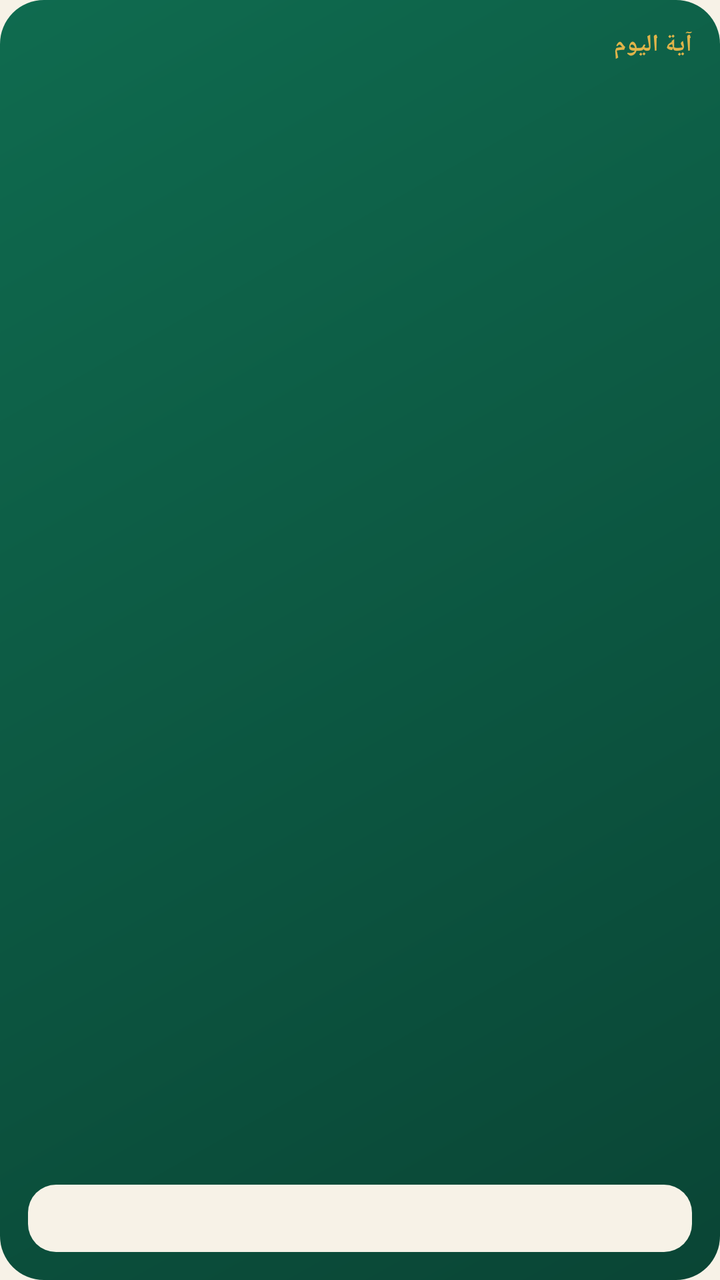
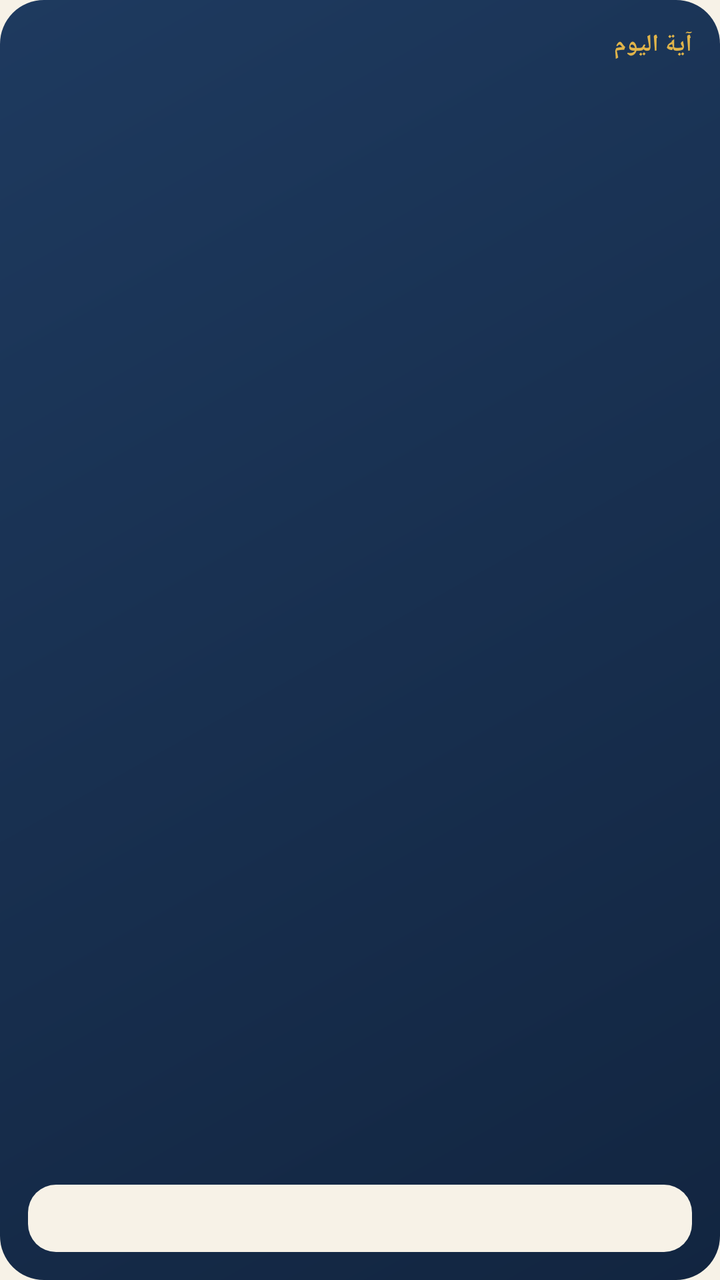

An Android layout rendered at two revisions. The XML below is the earlier revision; the diff shows what the commit changed to produce the second picture.
<!-- AndroidManifest.xml: application theme AppTheme -->
<!-- res/layout/widget.xml -->
<?xml version="1.0" encoding="utf-8"?>
<LinearLayout xmlns:android="http://schemas.android.com/apk/res/android"
    android:layout_width="match_parent" android:layout_height="match_parent"
    android:orientation="vertical" android:padding="14dp" android:background="@drawable/widget_bg"
    android:layoutDirection="rtl">
    <TextView android:id="@+id/w_title" android:layout_width="match_parent" android:layout_height="wrap_content"
        android:text="آية اليوم" android:textColor="#ffe0b44a" android:textSize="12sp" android:textStyle="bold" android:gravity="start" />
    <TextView android:id="@+id/w_ayah" android:layout_width="match_parent" android:layout_height="0dp" android:layout_weight="1"
        android:textColor="#ffffffff" android:textSize="17sp" android:gravity="center" android:maxLines="5" android:ellipsize="end"
        android:lineSpacingMultiplier="1.15" android:layout_marginTop="4dp" />
    <TextView android:id="@+id/w_ref" android:layout_width="match_parent" android:layout_height="wrap_content"
        android:textColor="#ccffffff" android:textSize="11sp" android:gravity="center" />
    <TextView android:id="@+id/w_cont" android:layout_width="match_parent" android:layout_height="wrap_content"
        android:layout_marginTop="8dp" android:paddingTop="8dp" android:paddingBottom="8dp" android:background="@drawable/widget_btn"
        android:textColor="#ff0f6b4f" android:textSize="13sp" android:textStyle="bold" android:gravity="center" />
</LinearLayout>
<!-- resources referenced by this layout -->
<resources>
  <!-- drawable widget_bg (drawable) -->
  <?xml version="1.0" encoding="utf-8"?>
  <shape xmlns:android="http://schemas.android.com/apk/res/android" android:shape="rectangle">
      <gradient android:startColor="#ff0f6b4f" android:endColor="#ff0a4535" android:angle="315" />
      <corners android:radius="22dp" />
  </shape>
  <!-- drawable widget_btn (drawable) -->
  <?xml version="1.0" encoding="utf-8"?>
  <shape xmlns:android="http://schemas.android.com/apk/res/android" android:shape="rectangle">
      <solid android:color="#fff7f2e7" />
      <corners android:radius="14dp" />
  </shape>
  <style name="AppTheme" parent="@android:style/Theme.Material.Light.NoActionBar">
          <item name="android:colorPrimary">#1f5a46</item>
          <item name="android:colorPrimaryDark">#1f5a46</item>
          <item name="android:statusBarColor">#1f5a46</item>
          <item name="android:windowBackground">@color/bg</item>
      </style>
  <color name="bg">#f7f2e7</color>
</resources>

<!-- the commit's change to res/layout/widget.xml (unified diff, before → after) -->
@@ -12,5 +12,5 @@
         android:textColor="#ccffffff" android:textSize="11sp" android:gravity="center" />
     <TextView android:id="@+id/w_cont" android:layout_width="match_parent" android:layout_height="wrap_content"
         android:layout_marginTop="8dp" android:paddingTop="8dp" android:paddingBottom="8dp" android:background="@drawable/widget_btn"
-        android:textColor="#ff0f6b4f" android:textSize="13sp" android:textStyle="bold" android:gravity="center" />
+        android:textColor="#ff1e3a5f" android:textSize="13sp" android:textStyle="bold" android:gravity="center" />
 </LinearLayout>
<!-- resource entries referenced after the edit -->
@@ -3,7 +3,7 @@
   <!-- drawable widget_bg (drawable) -->
   <?xml version="1.0" encoding="utf-8"?>
   <shape xmlns:android="http://schemas.android.com/apk/res/android" android:shape="rectangle">
-      <gradient android:startColor="#ff0f6b4f" android:endColor="#ff0a4535" android:angle="315" />
+      <gradient android:startColor="#ff1e3a5f" android:endColor="#ff122540" android:angle="315" />
       <corners android:radius="22dp" />
   </shape>
   <!-- drawable widget_btn (drawable) -->
@@ -13,9 +13,9 @@
       <corners android:radius="14dp" />
   </shape>
   <style name="AppTheme" parent="@android:style/Theme.Material.Light.NoActionBar">
-          <item name="android:colorPrimary">#1f5a46</item>
-          <item name="android:colorPrimaryDark">#1f5a46</item>
-          <item name="android:statusBarColor">#1f5a46</item>
+          <item name="android:colorPrimary">#1e3a5f</item>
+          <item name="android:colorPrimaryDark">#1e3a5f</item>
+          <item name="android:statusBarColor">#1e3a5f</item>
           <item name="android:windowBackground">@color/bg</item>
       </style>
   <color name="bg">#f7f2e7</color>
